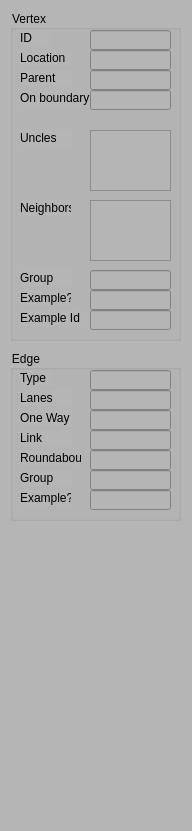
gnishida/StreetDesigner, file StreetDesigner/PropertyWidget.ui: the form before one commit.
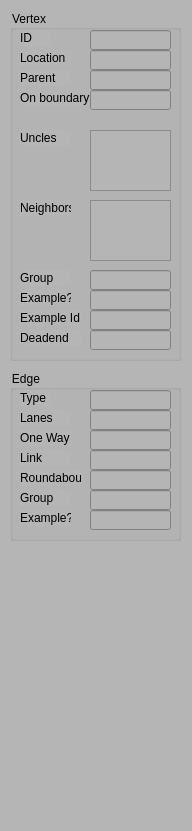
The form after the commit.

The edit to the form file:
```diff
--- a/StreetDesigner/PropertyWidget.ui
+++ b/StreetDesigner/PropertyWidget.ui
@@ -24,7 +24,7 @@
     <property name="geometry">
      <rect>
       <x>10</x>
-      <y>350</y>
+      <y>370</y>
       <width>171</width>
       <height>171</height>
      </rect>
@@ -200,7 +200,7 @@
       <x>10</x>
       <y>10</y>
       <width>171</width>
-      <height>331</height>
+      <height>351</height>
      </rect>
     </property>
     <property name="title">
@@ -413,6 +413,29 @@
       </rect>
      </property>
     </widget>
+    <widget class="QLabel" name="label_19">
+     <property name="geometry">
+      <rect>
+       <x>10</x>
+       <y>320</y>
+       <width>61</width>
+       <height>16</height>
+      </rect>
+     </property>
+     <property name="text">
+      <string>Deadend</string>
+     </property>
+    </widget>
+    <widget class="QLineEdit" name="lineEditVertexDeadend">
+     <property name="geometry">
+      <rect>
+       <x>80</x>
+       <y>320</y>
+       <width>81</width>
+       <height>20</height>
+      </rect>
+     </property>
+    </widget>
    </widget>
   </widget>
  </widget>
```
